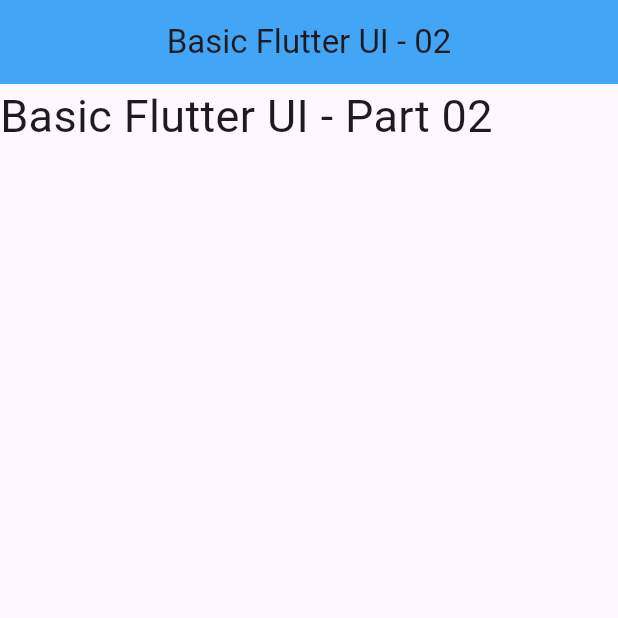
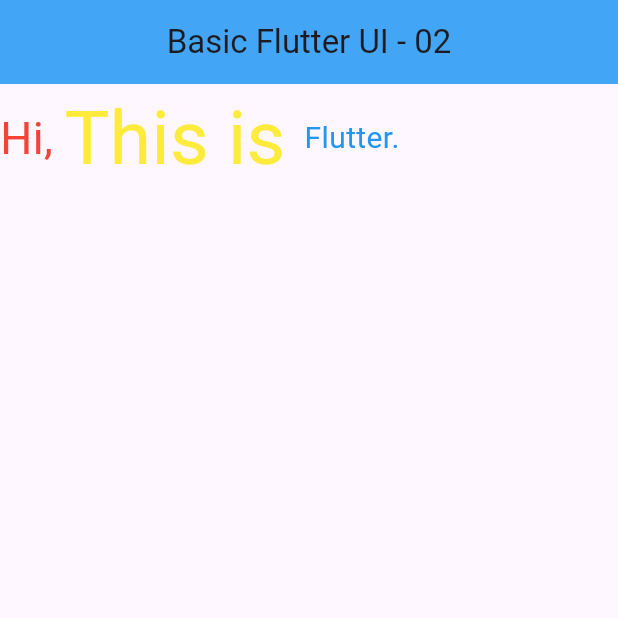
Before and after one commit to zionmezba/lab05_flutter, a Flutter app: the screen it shows after launch, on a phone screen of 412 x 824 dp, the top half of it. Run offline on Flutter 3.47's test engine with Material 3 defaults, Android fonts, the phone set to English and light mode, and no system bars.

Commit message:
working with row

```diff
--- a/lib/main.dart
+++ b/lib/main.dart
@@ -17,11 +17,30 @@ class LabClass05 extends StatelessWidget {
           backgroundColor: Colors.blue[400],
           centerTitle: true,
         ),
-        body: Text(
-          "Basic Flutter UI - Part 02",
-          style: TextStyle(
-            fontSize: 30,
-          ),
+        body: Row(
+          children: [
+            Text(
+              "Hi, ",
+              style: TextStyle(
+                color: Colors.red,
+                fontSize: 30,
+              ),
+            ),
+            Text(
+              "This is ",
+              style: TextStyle(
+                color: Colors.yellow,
+                fontSize: 50,
+              ),
+            ),
+            Text(
+              "Flutter.",
+              style: TextStyle(
+                color: Colors.blue,
+                fontSize: 20,
+              ),
+            ),
+          ],
         ),
       ),
     );
```
